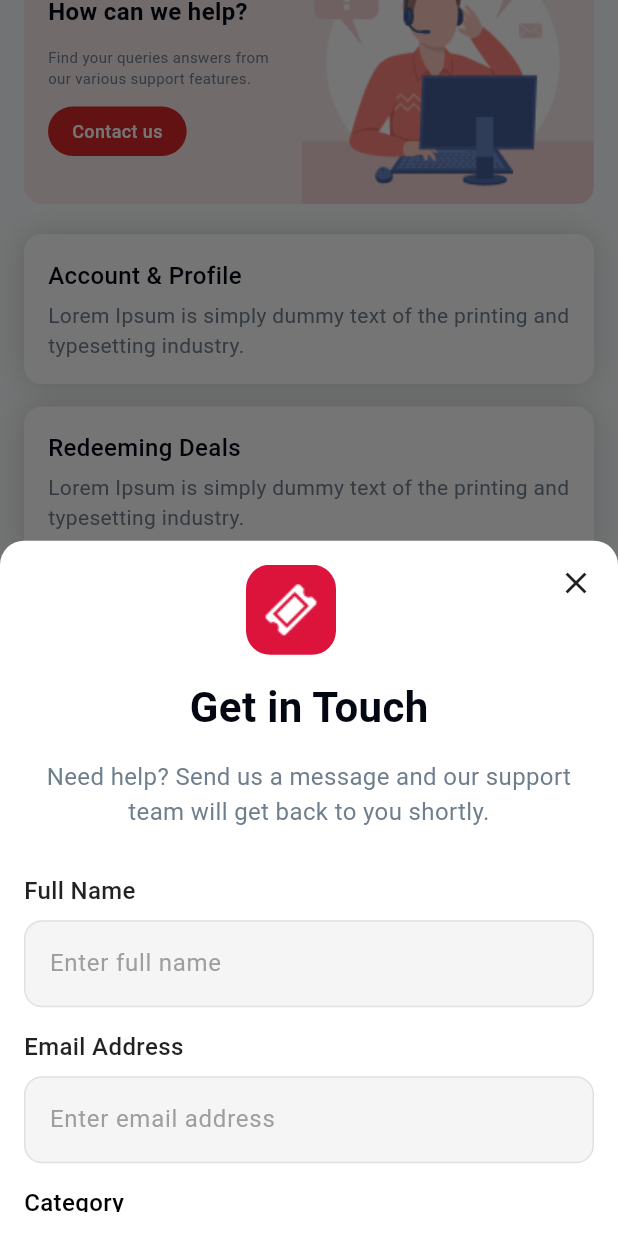
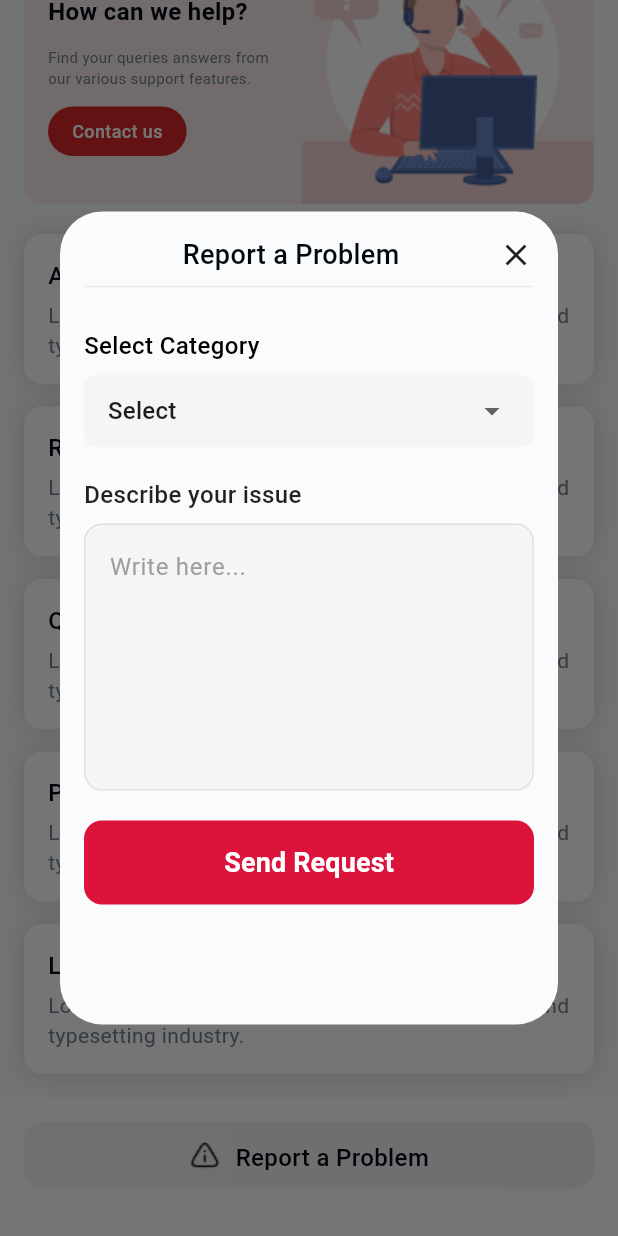
Before and after one commit to RubaidSM09/Quopon, a Flutter app: the SupportFAQView screen opened by its route, scrolled down 185 dp, after a tap on "Report a Problem", on a phone screen of 412 x 824 dp. Run offline on Flutter 3.47's test engine with Material 3 defaults, Android fonts, the phone set to English and light mode, and no system bars; our stand-ins replace dotted_line, get; missing offline and left inert: mobile_scanner; network calls fail.

```diff
--- a/lib/app/modules/SupportFAQ/views/help_center_view.dart
+++ b/lib/app/modules/SupportFAQ/views/help_center_view.dart
@@ -2,6 +2,8 @@ import 'package:flutter/material.dart';
 
 import 'package:get/get.dart';
 import 'package:quopon/common/HelpCenterCard.dart';
+
+import 'get_in_touch_view.dart';
 
 class HelpCenterView extends GetView {
   const HelpCenterView({super.key});
@@ -38,7 +40,7 @@ class HelpCenterView extends GetView {
                     ),
                     GestureDetector(
                       onTap: () {
-
+                        Get.bottomSheet(GetInTouchView());
                       },
                       child: Container(
                         decoration: BoxDecoration(
--- /dev/null
+++ b/lib/app/modules/SupportFAQ/views/report_problem_view.dart
@@ -0,0 +1,60 @@
+import 'package:flutter/material.dart';
+
+import 'package:get/get.dart';
+import 'package:quopon/app/modules/SupportFAQ/views/report_submit_view.dart';
+import 'package:quopon/common/custom_textField.dart';
+import 'package:quopon/common/red_button.dart';
+
+class ReportProblemView extends GetView {
+  final _messageController = TextEditingController();
+
+  ReportProblemView({super.key});
+  @override
+  Widget build(BuildContext context) {
+    return Dialog(
+      backgroundColor: Color(0xFFF9FBFC),
+      child: SingleChildScrollView(
+        child: Container(
+          height: 542,
+          padding: EdgeInsets.all(16),
+          child: Column(
+            children: [
+              Row(
+                mainAxisAlignment: MainAxisAlignment.spaceBetween,
+                children: [
+                  SizedBox.shrink(),
+                  Text(
+                    'Report a Problem',
+                    style: TextStyle(fontSize: 18, fontWeight: FontWeight.w500, color: Color(0xFF020711)),
+                  ),
+                  GestureDetector(
+                    onTap: () {
+                      Get.back();
+                    },
+                    child: Icon(Icons.close),
+                  ),
+                ],
+              ),
+              Divider(thickness: 1, color: Color(0xFFEAECED),),
+              SizedBox(height: 20,),
+              CustomCategoryField(fieldName: 'Select Category'),
+              SizedBox(height: 20,),
+              GetInTouchTextField(
+                headingText: 'Describe your issue',
+                fieldText: 'Write here...', iconImagePath: '',
+                controller: _messageController,
+                isRequired: false,
+                maxLine: 6,
+              ),
+              SizedBox(height: 20,),
+              RedButton(buttonText: 'Send Request', onPressed: () {
+                Get.back();
+                Get.dialog(ReportSubmitView());
+              })
+            ],
+          ),
+        ),
+      )
+    );
+  }
+}
--- a/lib/app/modules/SupportFAQ/views/support_f_a_q_view.dart
+++ b/lib/app/modules/SupportFAQ/views/support_f_a_q_view.dart
@@ -4,6 +4,7 @@ import 'package:get/get.dart';
 import 'package:quopon/app/modules/SupportFAQ/views/faq_view.dart';
 import 'package:quopon/app/modules/SupportFAQ/views/get_in_touch_view.dart';
 import 'package:quopon/app/modules/SupportFAQ/views/help_center_view.dart';
+import 'package:quopon/app/modules/SupportFAQ/views/report_problem_view.dart';
 
 import '../../../../common/customTextButton.dart';
 import '../controllers/support_f_a_q_controller.dart';
@@ -120,7 +121,7 @@ class SupportFAQView extends GetView<SupportFAQController> {
           padding: EdgeInsets.fromLTRB(16, 16, 16, 32),
           child: GradientButton(
             onPressed: () {
-              Get.bottomSheet(GetInTouchView());
+              Get.dialog(ReportProblemView());
             },
             text: "Follow",
             colors: [Color(0xFFF4F5F6), Color(0xFFEEF0F3)],
--- a/lib/app/modules/login/views/login_view.dart
+++ b/lib/app/modules/login/views/login_view.dart
@@ -1,6 +1,7 @@
 import 'package:flutter/material.dart';
 import 'package:get/get.dart';
 import 'package:get/get_core/src/get_main.dart';
+import 'package:quopon/app/modules/Review/views/review_view.dart';
 import 'package:quopon/common/custom_textField.dart';
 import 'package:quopon/common/red_button.dart';
 
@@ -111,7 +112,10 @@ class _LoginViewState extends State<LoginView> {
               SizedBox(height: 12),
 
               // Login Button
-              RedButton(buttonText: 'Log In', onPressed: () => Get.offNamed('/home'),),
+              RedButton(buttonText: 'Log In', onPressed: () {
+                Get.offNamed('/home');
+                Get.dialog(ReviewView());
+              }),
 
               SizedBox(height: 16),
 
--- a/lib/app/routes/app_routes.dart
+++ b/lib/app/routes/app_routes.dart
@@ -24,6 +24,7 @@ abstract class Routes {
   static const ORDER_DETAILS = _Paths.ORDER_DETAILS;
   static const QUOPON_PLUS = _Paths.QUOPON_PLUS;
   static const SUPPORT_F_A_Q = _Paths.SUPPORT_F_A_Q;
+  static const REVIEW = _Paths.REVIEW;
 }
 
 abstract class _Paths {
@@ -49,4 +50,5 @@ abstract class _Paths {
   static const ORDER_DETAILS = '/order-details';
   static const QUOPON_PLUS = '/quopon-plus';
   static const SUPPORT_F_A_Q = '/support-f-a-q';
+  static const REVIEW = '/review';
 }
--- a/pubspec.yaml
+++ b/pubspec.yaml
@@ -38,6 +38,7 @@ dependencies:
   google_maps_flutter: ^2.12.3
   mobile_scanner: ^7.0.1
   dotted_line: ^3.2.3
+  get_cli: ^1.9.1
 
 dev_dependencies:
   flutter_test:
@@ -91,6 +92,7 @@ flutter:
     - assets/images/OrderDetails/
     - assets/images/QuoponPlus/
     - assets/images/SupportFAQ/
+    - assets/images/Review/
 
   # An image asset can refer to one or more resolution-specific "variants", see
   # https://flutter.dev/to/resolution-aware-images
```
Also changed, not shown: lib/app/modules/QRScanner/views/q_r_scanner_view.dart (+26 -10 lines), lib/app/modules/Review/bindings/review_binding.dart (added, +12 -0 lines), lib/app/modules/Review/controllers/review_controller.dart (added, +23 -0 lines), lib/app/modules/Review/views/review_submit_view.dart (added, +47 -0 lines), lib/app/modules/Review/views/review_view.dart (added, +221 -0 lines), lib/app/modules/SupportFAQ/views/report_submit_view.dart (added, +46 -0 lines), lib/app/routes/app_pages.dart (+8 -1 lines), assets/images/Review/Iced Matcha Latte.jpg (added), assets/images/Review/Star.png (added), assets/images/Review/Thanks.gif (added), assets/images/SupportFAQ/Message.gif (added), lib/app/modules/ProductDetails/views/product_details_view.dart (line endings or trailing spaces), pubspec.lock.
